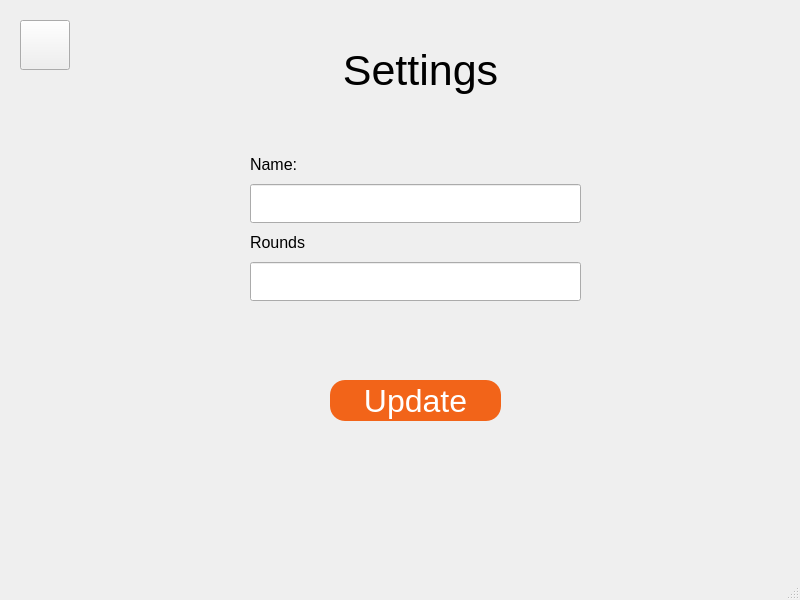
The window that SettingsPage.ui (coha45/rpsv2) describes before a commit, drawn with Qt 5.
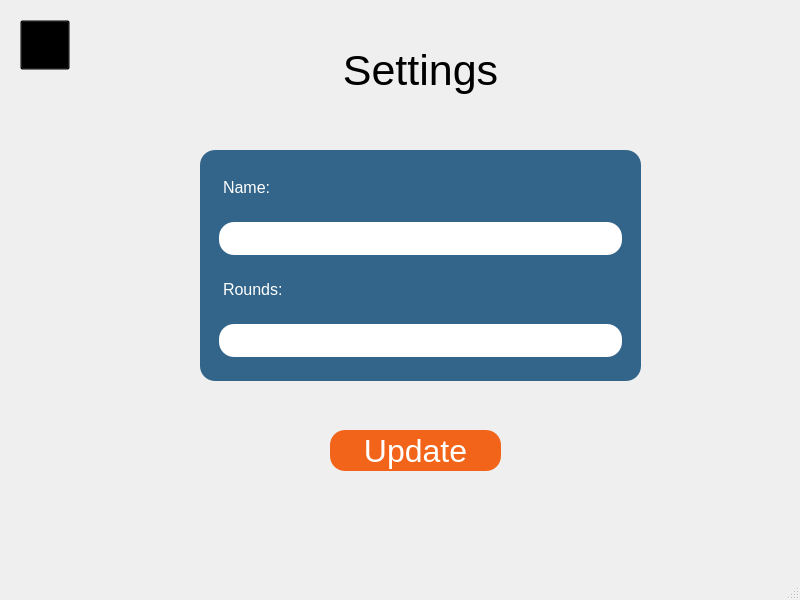
The same window after the commit. Icons and pictures are not drawn.

Diff of the .ui file:
```diff
--- a/SettingsPage.ui
+++ b/SettingsPage.ui
@@ -44,7 +44,7 @@
     <property name="geometry">
      <rect>
       <x>330</x>
-      <y>380</y>
+      <y>430</y>
       <width>171</width>
       <height>41</height>
      </rect>
@@ -60,15 +60,20 @@
      <string>Update</string>
     </property>
    </widget>
-   <widget class="QWidget" name="verticalLayoutWidget">
+   <widget class="QFrame" name="verticalFrame">
     <property name="geometry">
      <rect>
-      <x>250</x>
+      <x>200</x>
       <y>150</y>
-      <width>331</width>
-      <height>151</height>
+      <width>441</width>
+      <height>231</height>
      </rect>
     </property>
+    <property name="styleSheet">
+     <string notr="true">background-color: #33658A;
+border-radius: 15px;
+box-sizing: border-box;</string>
+    </property>
     <layout class="QVBoxLayout" name="verticalLayout">
      <item>
       <widget class="QLabel" name="label_2">
@@ -77,6 +82,11 @@
          <pointsize>12</pointsize>
         </font>
        </property>
+       <property name="styleSheet">
+        <string notr="true">color: white;
+margin-left: 10px;
+margin-right: 10px;</string>
+       </property>
        <property name="text">
         <string>Name:</string>
        </property>
@@ -92,6 +102,18 @@
          <pointsize>20</pointsize>
         </font>
        </property>
+       <property name="cursor">
+        <cursorShape>IBeamCursor</cursorShape>
+       </property>
+       <property name="styleSheet">
+        <string notr="true">background-color: white;
+margin-left: 10px;
+margin-right: 10px;
+</string>
+       </property>
+       <property name="text">
+        <string/>
+       </property>
       </widget>
      </item>
      <item>
@@ -101,8 +123,13 @@
          <pointsize>12</pointsize>
         </font>
        </property>
+       <property name="styleSheet">
+        <string notr="true">color: white;
+margin-left: 10px;
+margin-right: 10px;</string>
+       </property>
        <property name="text">
-        <string>Rounds</string>
+        <string>Rounds:</string>
        </property>
        <property name="alignment">
         <set>Qt::AlignLeading|Qt::AlignLeft|Qt::AlignVCenter</set>
@@ -110,7 +137,22 @@
       </widget>
      </item>
      <item>
-      <widget class="QLineEdit" name="lineEdit_2"/>
+      <widget class="QLineEdit" name="roundsInput">
+       <property name="font">
+        <font>
+         <pointsize>20</pointsize>
+        </font>
+       </property>
+       <property name="cursor">
+        <cursorShape>IBeamCursor</cursorShape>
+       </property>
+       <property name="styleSheet">
+        <string notr="true">background-color: white;
+margin-left: 10px;
+margin-right: 10px;
+margin-bottom: 15px;</string>
+       </property>
+      </widget>
      </item>
     </layout>
    </widget>
@@ -123,6 +165,12 @@
       <height>50</height>
      </rect>
     </property>
+    <property name="cursor">
+     <cursorShape>PointingHandCursor</cursorShape>
+    </property>
+    <property name="styleSheet">
+     <string notr="true">background-color: rgba(0,0,0,0);</string>
+    </property>
     <property name="text">
      <string/>
     </property>
```
Left out of the diff: 7 changed lines with no effect on the pictures.
